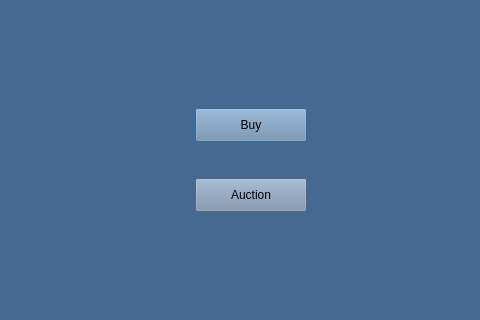
The window that Monopoly/buy.ui (shaahinfaezi/Monopoly) describes before a commit, drawn with Qt 5; both pictures show x 485 to 965 and y 112 to 432 of the 965 by 639 pixel window.
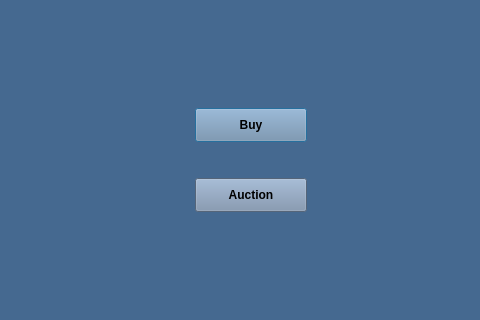
The same window after the commit.

The edit to the form file:
```diff
--- a/Monopoly/buy.ui
+++ b/Monopoly/buy.ui
@@ -47,6 +47,12 @@
      <height>34</height>
     </rect>
    </property>
+   <property name="font">
+    <font>
+     <weight>75</weight>
+     <bold>true</bold>
+    </font>
+   </property>
    <property name="styleSheet">
     <string notr="true">background-color: rgb(119, 141, 169);</string>
    </property>
@@ -63,6 +69,12 @@
      <height>34</height>
     </rect>
    </property>
+   <property name="font">
+    <font>
+     <weight>75</weight>
+     <bold>true</bold>
+    </font>
+   </property>
    <property name="styleSheet">
     <string notr="true">background-color: rgb(119, 141, 169);</string>
    </property>
```
